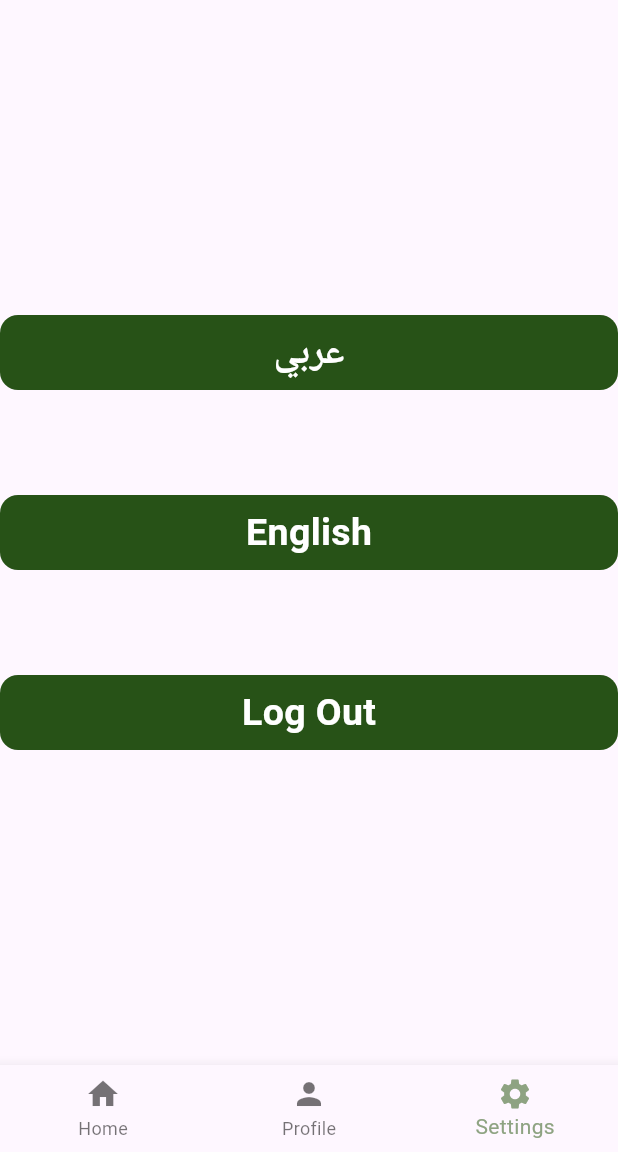
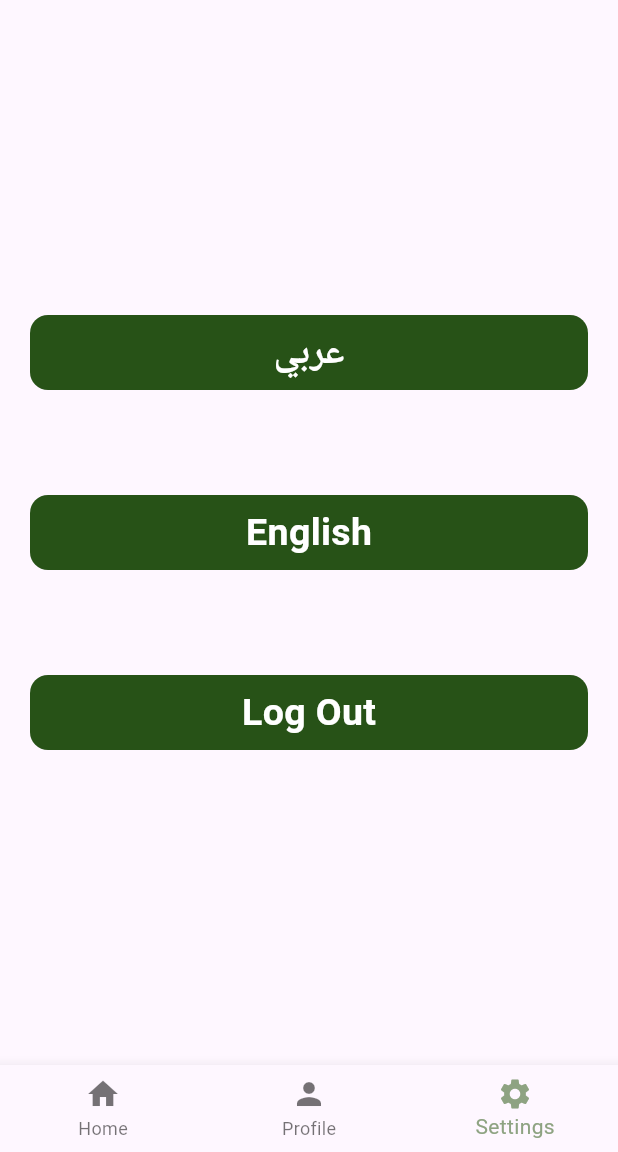
Before and after one commit to MohamedMagdy2810/Roadside-assitance, a Flutter app: the homeView screen opened by its route, item 3 of the bottom bar chosen, on a phone screen of 412 x 824 dp, the part 84-1236 px from its top. Run offline on Flutter 3.47's test engine with Material 3 defaults, Android fonts, the phone set to English and light mode, and no system bars; our stand-ins replace font_awesome_flutter; accounts and stored records are empty.

```diff
--- a/lib/views/home_view.dart
+++ b/lib/views/home_view.dart
@@ -4,7 +4,6 @@ import 'package:roadside_assitance/constants.dart';
 import 'package:roadside_assitance/widgets/home_view_body.dart';
 import 'package:roadside_assitance/views/profile_view.dart';
 import 'package:roadside_assitance/views/sttings_view.dart';
-import 'package:roadside_assitance/widgets/custom_service_card.dart';
 
 class homeView extends StatefulWidget {
   const homeView({super.key});
--- a/lib/views/sttings_view.dart
+++ b/lib/views/sttings_view.dart
@@ -7,7 +7,9 @@ class settingsView extends StatelessWidget {
 
   @override
   Widget build(BuildContext context) {
-    return Column(
+    return Padding(
+      padding: const EdgeInsets.all(20.0),
+      child: Column(
       mainAxisAlignment: MainAxisAlignment.center,
         children: [
           customButton(
@@ -29,7 +31,7 @@ class settingsView extends StatelessWidget {
               Navigator.of(context).pop();
             },
             ),
-      ],
+        ],),
     );
   }
 }
--- a/lib/widgets/bottom_sheet.dart
+++ b/lib/widgets/bottom_sheet.dart
@@ -1,7 +1,6 @@
 import 'package:flutter/material.dart';
 import 'package:roadside_assitance/widgets/custom_button.dart';
 import 'package:roadside_assitance/widgets/custom_text_field.dart';
-import 'package:roadside_assitance/widgets/cutom_text_row_divider.dart';
 
 class bottoSheet extends StatelessWidget {
   const bottoSheet({super.key});
--- a/lib/widgets/custom_button.dart
+++ b/lib/widgets/custom_button.dart
@@ -1,5 +1,4 @@
 import 'package:flutter/material.dart';
-
 class customButton extends StatelessWidget {
   customButton({
     this.onTap,
```
Also changed, not shown: pubspec.lock. Lines whose indentation alone changed are shown as unchanged.
